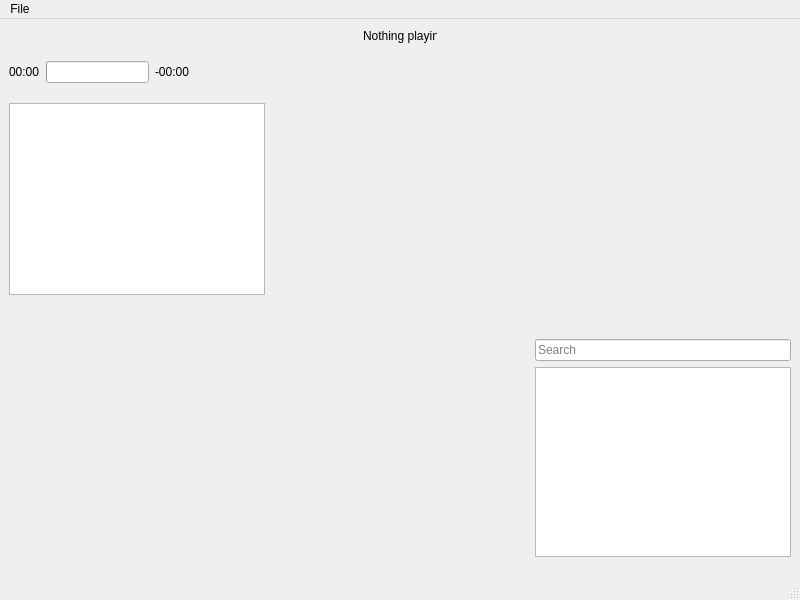
Qt form sarge/resources/main_window.ui (bitcastza/sarge) before a commit.
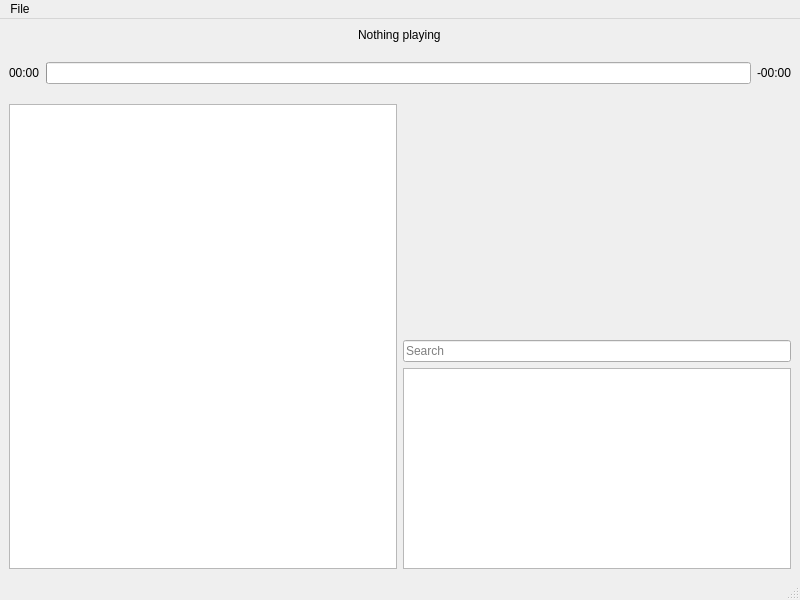
The same form after that commit. Custom widgets are drawn as their Qt base class.

Commit message: adding close functionality on apply button changing settings types to int

```diff
--- a/sarge/resources/main_window.ui
+++ b/sarge/resources/main_window.ui
@@ -14,15 +14,9 @@
    <string>Sarge</string>
   </property>
   <widget class="QWidget" name="centralwidget">
+   <layout class="QGridLayout" name="gridLayout" rowstretch="0,0,1,1" columnstretch="1,1">
+    <item row="1" column="0" colspan="2">
    <widget class="QWidget" name="now_playing_widget" native="true">
-    <property name="geometry">
-     <rect>
-      <x>9</x>
-      <y>28</y>
-      <width>180</width>
-      <height>50</height>
-     </rect>
-    </property>
     <property name="minimumSize">
      <size>
       <width>0</width>
@@ -68,37 +62,9 @@
      </item>
     </layout>
    </widget>
-   <widget class="QListWidget" name="playlist_view">
-    <property name="geometry">
-     <rect>
-      <x>9</x>
-      <y>84</y>
-      <width>256</width>
-      <height>192</height>
-     </rect>
-    </property>
-    <property name="styleSheet">
-     <string notr="true">border-bottom-color: rgb(97, 101, 105);</string>
-    </property>
-    <property name="editTriggers">
-     <set>QAbstractItemView::NoEditTriggers</set>
-    </property>
-    <property name="showDropIndicator" stdset="0">
-     <bool>false</bool>
-    </property>
-    <property name="selectionMode">
-     <enum>QAbstractItemView::NoSelection</enum>
-    </property>
-   </widget>
+    </item>
+    <item row="3" column="1">
    <widget class="QWidget" name="library_widget" native="true">
-    <property name="geometry">
-     <rect>
-      <x>535</x>
-      <y>320</y>
-      <width>256</width>
-      <height>218</height>
-     </rect>
-    </property>
     <layout class="QGridLayout" name="library_layout" rowstretch="0,0" columnstretch="0">
      <property name="leftMargin">
       <number>0</number>
@@ -146,34 +112,9 @@
      </item>
     </layout>
    </widget>
-   <widget class="QLabel" name="now_playing_tack_label">
-    <property name="geometry">
-     <rect>
-      <x>363</x>
-      <y>9</y>
-      <width>74</width>
-      <height>16</height>
-     </rect>
-    </property>
-    <property name="sizePolicy">
-     <sizepolicy hsizetype="Expanding" vsizetype="Fixed">
-      <horstretch>0</horstretch>
-      <verstretch>0</verstretch>
-     </sizepolicy>
-    </property>
-    <property name="text">
-     <string>Nothing playing</string>
-    </property>
-   </widget>
+    </item>
+    <item row="2" column="1">
    <widget class="QWidget" name="pallet_widget" native="true">
-    <property name="geometry">
-     <rect>
-      <x>535</x>
-      <y>84</y>
-      <width>256</width>
-      <height>230</height>
-     </rect>
-    </property>
     <property name="sizePolicy">
      <sizepolicy hsizetype="Expanding" vsizetype="Expanding">
       <horstretch>0</horstretch>
@@ -198,6 +139,37 @@
      </property>
     </layout>
    </widget>
+    </item>
+    <item row="0" column="0" colspan="2" alignment="Qt::AlignHCenter">
+     <widget class="QLabel" name="now_playing_tack_label">
+      <property name="sizePolicy">
+       <sizepolicy hsizetype="Expanding" vsizetype="Fixed">
+        <horstretch>0</horstretch>
+        <verstretch>0</verstretch>
+       </sizepolicy>
+      </property>
+      <property name="text">
+       <string>Nothing playing</string>
+      </property>
+     </widget>
+    </item>
+    <item row="2" column="0" rowspan="2">
+     <widget class="QListWidget" name="playlist_view">
+      <property name="styleSheet">
+       <string notr="true">border-bottom-color: rgb(97, 101, 105);</string>
+      </property>
+      <property name="editTriggers">
+       <set>QAbstractItemView::NoEditTriggers</set>
+      </property>
+      <property name="showDropIndicator" stdset="0">
+       <bool>false</bool>
+      </property>
+      <property name="selectionMode">
+       <enum>QAbstractItemView::NoSelection</enum>
+      </property>
+     </widget>
+    </item>
+   </layout>
   </widget>
   <widget class="QMenuBar" name="menubar">
    <property name="geometry">
```
Left out of the diff: 6 changed lines with no effect on the pictures. Lines whose indentation alone changed are shown as unchanged. The commit also changes 5 other files.
